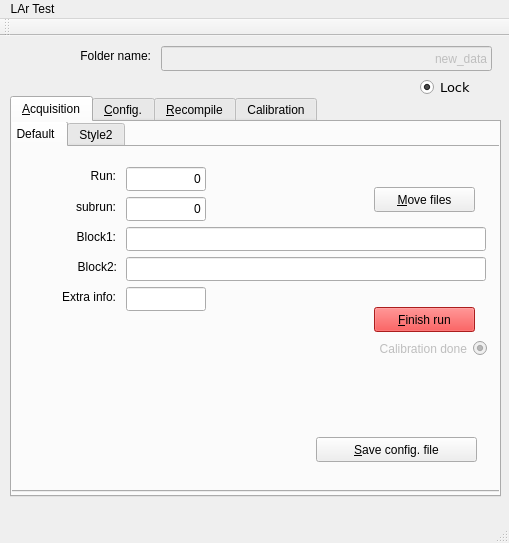
hvsouza/CAEN_Digitizer, file move_files/move_files/mainwindow.ui: the form before one commit.
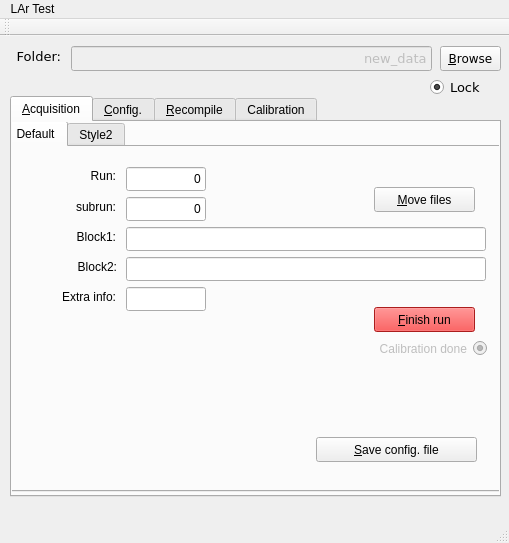
The form after the commit.

```diff
--- a/move_files/move_files/mainwindow.ui
+++ b/move_files/move_files/mainwindow.ui
@@ -32,9 +32,9 @@
     </property>
     <property name="geometry">
      <rect>
-      <x>161</x>
+      <x>71</x>
       <y>10</y>
-      <width>331</width>
+      <width>361</width>
       <height>25</height>
      </rect>
     </property>
@@ -44,6 +44,12 @@
       <verstretch>0</verstretch>
      </sizepolicy>
     </property>
+    <property name="font">
+     <font>
+      <family>DejaVu Sans</family>
+      <pointsize>10</pointsize>
+     </font>
+    </property>
     <property name="text">
      <string>new_data</string>
     </property>
@@ -3070,14 +3076,20 @@
    <widget class="QLabel" name="label_10">
     <property name="geometry">
      <rect>
-      <x>20</x>
-      <y>10</y>
-      <width>131</width>
-      <height>20</height>
+      <x>0</x>
+      <y>0</y>
+      <width>61</width>
+      <height>41</height>
      </rect>
     </property>
+    <property name="font">
+     <font>
+      <family>DejaVu Sans</family>
+      <pointsize>10</pointsize>
+     </font>
+    </property>
     <property name="text">
-     <string>Folder name:</string>
+     <string>Folder:</string>
     </property>
     <property name="alignment">
      <set>Qt::AlignRight|Qt::AlignTrailing|Qt::AlignVCenter</set>
@@ -3089,7 +3101,7 @@
     </property>
     <property name="geometry">
      <rect>
-      <x>420</x>
+      <x>430</x>
       <y>40</y>
       <width>71</width>
       <height>23</height>
@@ -3114,6 +3126,25 @@
      <bool>false</bool>
     </property>
    </widget>
+   <widget class="QPushButton" name="browse_dir">
+    <property name="geometry">
+     <rect>
+      <x>440</x>
+      <y>10</y>
+      <width>61</width>
+      <height>25</height>
+     </rect>
+    </property>
+    <property name="font">
+     <font>
+      <family>DejaVu Sans</family>
+      <pointsize>9</pointsize>
+     </font>
+    </property>
+    <property name="text">
+     <string>&amp;Browse</string>
+    </property>
+   </widget>
   </widget>
   <widget class="QToolBar" name="mainToolBar">
    <attribute name="toolBarArea">
```
